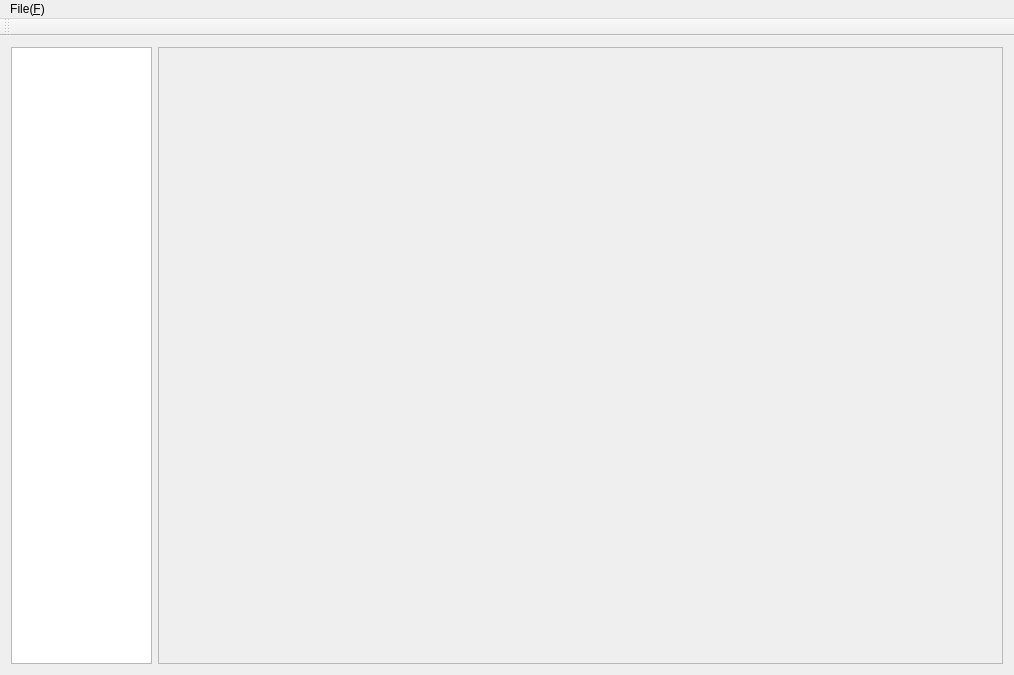
The window that mainwindow.ui (iaceob/fm-ci) describes before a commit, drawn with Qt 5.
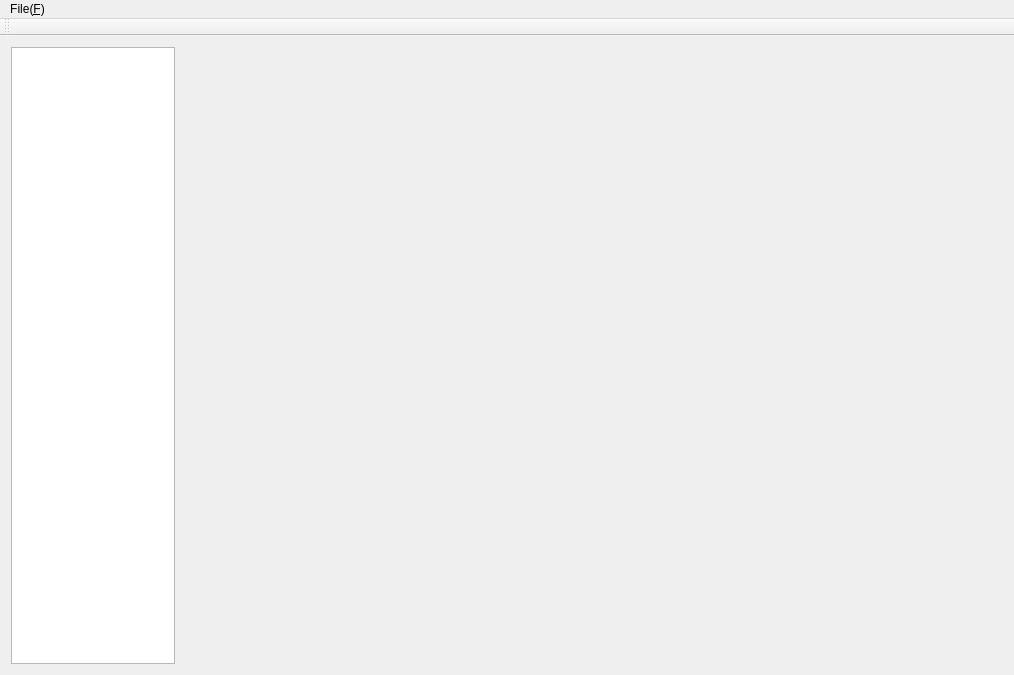
The same window after the commit.

What changed in the file:
```diff
--- a/mainwindow.ui
+++ b/mainwindow.ui
@@ -17,7 +17,7 @@
    <string>MainWindow</string>
   </property>
   <widget class="QWidget" name="centralWidget">
-   <layout class="QHBoxLayout" name="horizontalLayout" stretch="1,6">
+   <layout class="QHBoxLayout" name="horizontalLayout" stretch="1,5">
     <property name="sizeConstraint">
      <enum>QLayout::SetMinAndMaxSize</enum>
     </property>
@@ -38,14 +38,7 @@
      </widget>
     </item>
     <item>
-     <widget class="QFrame" name="frame">
-      <property name="frameShape">
-       <enum>QFrame::StyledPanel</enum>
-      </property>
-      <property name="frameShadow">
-       <enum>QFrame::Raised</enum>
-      </property>
-     </widget>
+     <widget class="QWidget" name="widget" native="true"/>
     </item>
    </layout>
   </widget>
```
